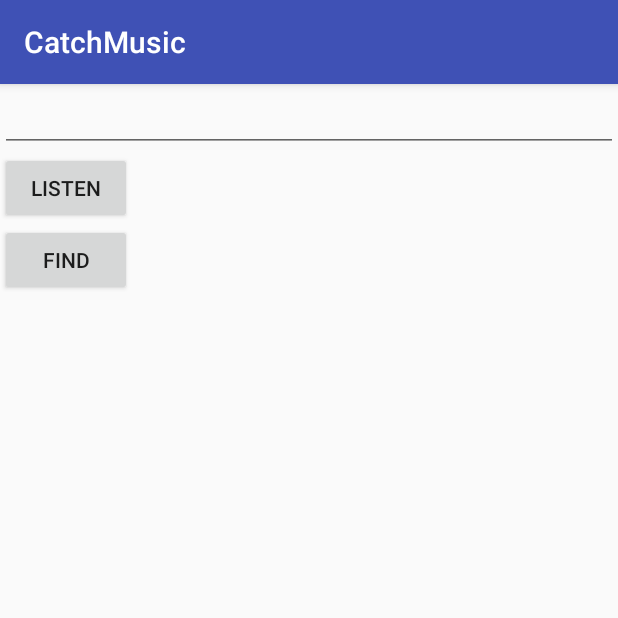
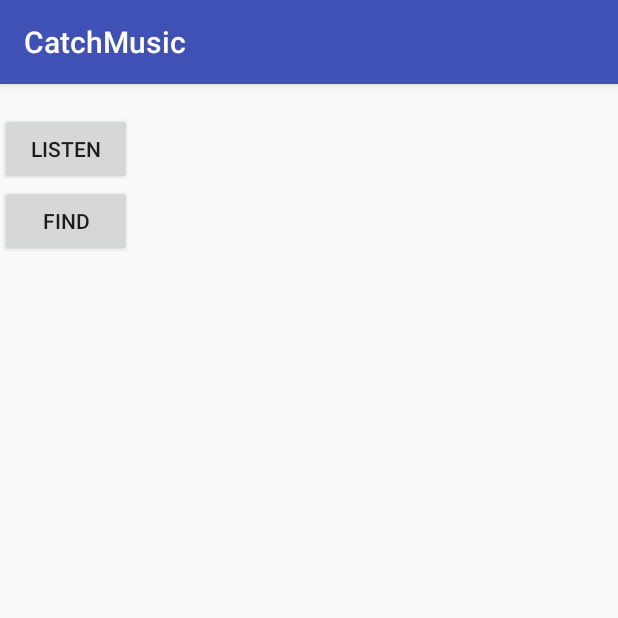
Before and after one commit to ThisIsNSH/Android-CatchMusic, an Android app: the screen it shows after launch (MainActivity), after a tap on "LISTEN", on a phone screen of 412 x 824 dp, the top half of it. Run offline under Robolectric (Android 15) with nearby library versions, the phone set to English and light mode, and no system bars; our stand-ins replace Volley; libraries missing offline, so code that uses them is left out: cafe.adriel.androidaudioconverter, com.ibm.watson; pictures from the network do not load; 2 statements that could not run were skipped.

Commit message:
watson stt

```diff
--- a/app/src/main/java/com/nsh/catchmusic/MainActivity.java
+++ b/app/src/main/java/com/nsh/catchmusic/MainActivity.java
@@ -55,7 +55,8 @@ import static android.Manifest.permission.WRITE_EXTERNAL_STORAGE;
 
 
 public class MainActivity extends AppCompatActivity {
-
+    String wer;
+    String query;
     String AudioSavePathInDevice = null;
     MediaRecorder mediaRecorder;
     Random random;
@@ -64,7 +65,7 @@ public class MainActivity extends AppCompatActivity {
     int check = 0;
     RequestQueue queue;
     String get_track, get_lyrics, lyrics, get_track_new, get_lyrics_new;
-    EditText user_lyrics;
+    TextView user_lyrics;
     Button find, btnSpeak;
     TextView dis_lyrics, dis_track;
     long track_id;
@@ -110,7 +111,7 @@ public class MainActivity extends AppCompatActivity {
                                 Log.i("recorder", "run: stopeed");
                                 mediaRecorder.stop();
                             }
-                        }, 6000);
+                        }, 10000);
 
 
                     } catch (IllegalStateException e) {
@@ -131,7 +132,7 @@ public class MainActivity extends AppCompatActivity {
         queue = Volley.newRequestQueue(this);
         get_track = "http://api.musixmatch.com/ws/1.1/track.search?apikey=33a8f0aa146868d25a75c04f9810fd02";
         get_lyrics = "http://api.musixmatch.com/ws/1.1/track.lyrics.get?apikey=33a8f0aa146868d25a75c04f9810fd02&track_id=";
-        user_lyrics.setOnClickListener(new View.OnClickListener() {
+        /*user_lyrics.setOnClickListener(new View.OnClickListener() {
             @Override
             public void onClick(View view) {
                 user_lyrics.setFocusableInTouchMode(true);
@@ -152,11 +153,14 @@ public class MainActivity extends AppCompatActivity {
                     }
                 });
             }
-        });
+        });*/
         find.setOnClickListener(new View.OnClickListener() {
             @Override
             public void onClick(View view) {
-                convertAudio(view, nsh);
+                String hat = convertAudio(view, nsh);
+                hat = hat.replace("%HESITATION", "a");
+                hat = hat.replace(" ", "%20");
+                lyrics = "&q_lyrics=" + hat + "&page_size=1";
                 get_track_new = get_track + lyrics;
                 Log.i("track url", get_track_new);
                 final JsonObjectRequest jsonRequest = new JsonObjectRequest(Request.Method.GET, get_track_new, null, new Response.Listener<JSONObject>() {
@@ -188,7 +192,7 @@ public class MainActivity extends AppCompatActivity {
         });
     }
 
-    public void stt(final File filename) {
+    public String stt(final File filename) {
 
         RecognizeOptions options = new RecognizeOptions.Builder()
 
@@ -201,7 +205,10 @@ public class MainActivity extends AppCompatActivity {
         BaseRecognizeCallback callback = new BaseRecognizeCallback() {
             @Override
             public void onTranscription(SpeechResults speechResults) {
-                System.out.println(speechResults);
+
+                query = speechResults.getResults().get(1).getAlternatives().get(1).getTranscript();
+                Log.i("onTranscription: ", speechResults.getResults().get(1).getAlternatives().get(1).getTranscript());
+                user_lyrics.setText(query);
             }
 
             @Override
@@ -210,13 +217,12 @@ public class MainActivity extends AppCompatActivity {
         };
 
 
-
         try {
 
             //AssetFileDescriptor fileDescriptor = assetManager.openFd("audio-file.flac");
             //System.out.println(nsh);
             FileInputStream stream = new FileInputStream(filename);
-        System.out.println(stream);
+            System.out.println(stream);
             service.recognizeUsingWebSocket
                     (stream, options, callback);
 
@@ -224,7 +230,7 @@ public class MainActivity extends AppCompatActivity {
             e.printStackTrace();
         }
 
-
+        return query;
     }
 
     public void MediaRecorderReady() {
@@ -307,17 +313,18 @@ public class MainActivity extends AppCompatActivity {
         }
     }
 
-    public void convertAudio(View v, File wavFile) {
+    public String convertAudio(View v, File wavFile) {
         /**
          *  Update with a valid audio file!
          *  Supported formats: {@link AndroidAudioConverter.AudioFormat}
          */
+
         //File wavFile = new File(Environment.getExternalStorageDirectory(), "recorded_audio.wav");
         IConvertCallback callback = new IConvertCallback() {
             @Override
             public void onSuccess(File convertedFile) {
                 finalFile = convertedFile;
-                stt(finalFile);
+                wer = stt(finalFile);
                 Toast.makeText(MainActivity.this, "SUCCESS: " + convertedFile.getPath(), Toast.LENGTH_LONG).show();
             }
 
@@ -332,6 +339,8 @@ public class MainActivity extends AppCompatActivity {
                 .setFormat(AudioFormat.FLAC)
                 .setCallback(callback)
                 .convert();
+
+        return wer;
     }
 
 }
--- a/app/src/main/res/layout/activity_main.xml
+++ b/app/src/main/res/layout/activity_main.xml
@@ -7,11 +7,11 @@
     android:orientation="vertical"
     tools:context="com.nsh.catchmusic.MainActivity">
 
-    <EditText
+    <TextView
         android:id="@+id/lyrics"
         android:layout_width="match_parent"
         android:layout_height="wrap_content"
-        android:focusable="false" />
+         />
 
     <Button
         android:id="@+id/btnSpeak"
```
